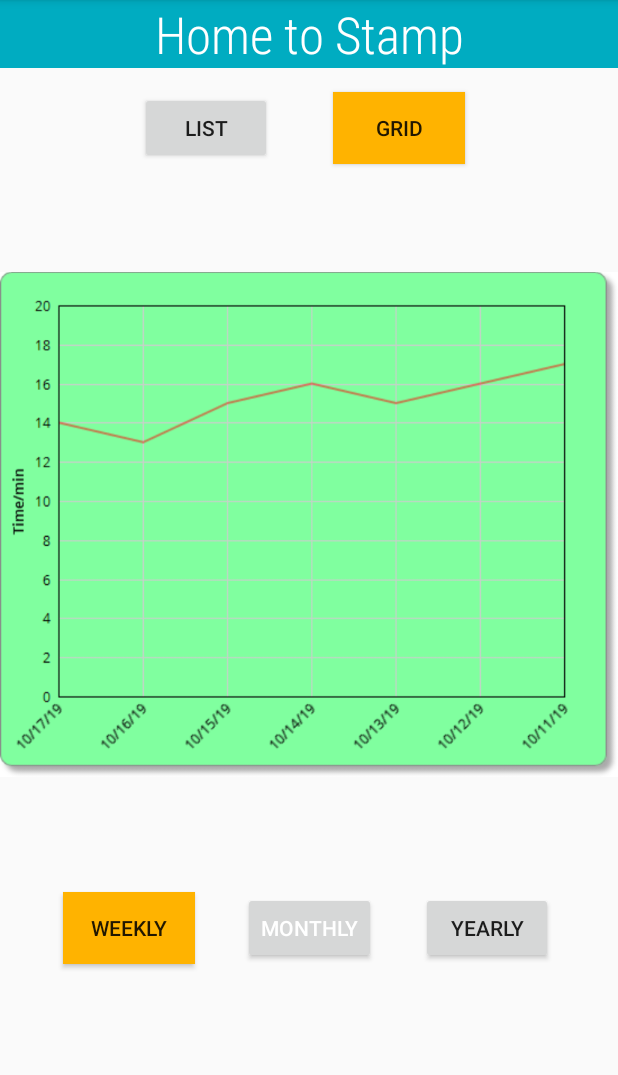
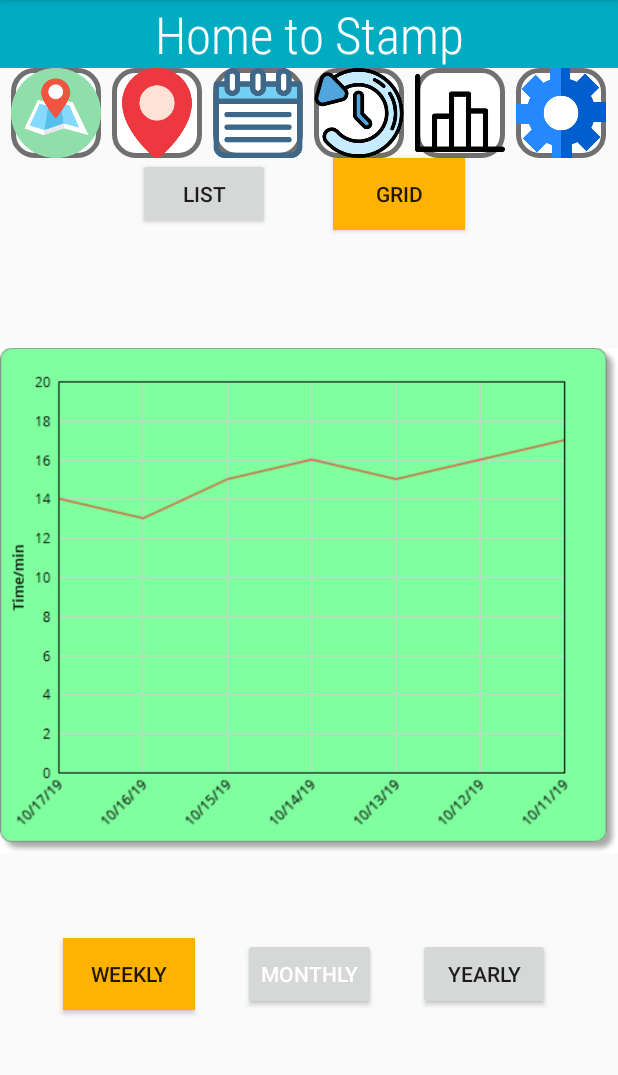
Before and after one commit to yourselvs/CMSC434-CommuteHelper, an Android app: the HistoryGridView screen opened directly, with no data from a screen before it, on a phone screen of 412 x 824 dp, the part 84-1159 px from its top. Run offline under Robolectric (Android 15) with nearby library versions, the phone set to English and light mode, and no system bars.

Commit message:
Update activity_history_grid_view.xml
added header

```diff
--- a/CommuteHelper/app/src/main/res/layout/activity_history_grid_view.xml
+++ b/CommuteHelper/app/src/main/res/layout/activity_history_grid_view.xml
@@ -5,6 +5,90 @@
     android:layout_width="match_parent"
     android:layout_height="match_parent"
     tools:context=".HistoryGridView">
+
+    <ImageButton
+        android:id="@+id/settings"
+        android:layout_width="60dp"
+        android:layout_height="60dp"
+        android:layout_marginStart="7dp"
+        android:layout_marginLeft="7dp"
+        android:background="@drawable/buttonshape"
+        android:scaleType="centerInside"
+        android:text=""
+        app:layout_constraintStart_toEndOf="@+id/statistics"
+        app:layout_constraintTop_toBottomOf="@+id/textView5"
+        app:srcCompat="@drawable/settings"
+        tools:ignore="VectorDrawableCompat" />
+
+    <ImageButton
+        android:id="@+id/statistics"
+        android:layout_width="60dp"
+        android:layout_height="60dp"
+        android:layout_marginStart="7dp"
+        android:layout_marginLeft="7dp"
+        android:background="@drawable/buttonshape"
+        android:scaleType="centerInside"
+        android:text=""
+        app:layout_constraintStart_toEndOf="@+id/history"
+        app:layout_constraintTop_toBottomOf="@+id/textView5"
+        app:srcCompat="@drawable/statistics"
+        tools:ignore="VectorDrawableCompat" />
+
+    <ImageButton
+        android:id="@+id/history"
+        android:layout_width="60dp"
+        android:layout_height="60dp"
+        android:layout_marginStart="7dp"
+        android:layout_marginLeft="7dp"
+        android:background="@drawable/buttonshape"
+        android:scaleType="centerInside"
+        android:text=""
+        app:layout_constraintStart_toEndOf="@+id/startATrip"
+        app:layout_constraintTop_toBottomOf="@+id/textView5"
+        app:srcCompat="@drawable/history"
+        tools:ignore="VectorDrawableCompat" />
+
+    <ImageButton
+        android:id="@+id/startATrip"
+        android:layout_width="60dp"
+        android:layout_height="60dp"
+        android:layout_marginStart="7dp"
+        android:layout_marginLeft="7dp"
+        android:background="@drawable/buttonshape"
+        android:scaleType="centerInside"
+        android:text=""
+        app:layout_constraintStart_toEndOf="@+id/nearby"
+        app:layout_constraintTop_toBottomOf="@+id/textView5"
+        app:srcCompat="@drawable/schedule"
+        tools:ignore="VectorDrawableCompat" />
+
+    <ImageButton
+        android:id="@+id/nearby"
+        android:layout_width="60dp"
+        android:layout_height="60dp"
+        android:layout_marginStart="7dp"
+        android:layout_marginLeft="7dp"
+        android:background="@drawable/buttonshape"
+        android:scaleType="centerInside"
+        android:text=""
+        app:layout_constraintStart_toEndOf="@+id/map2"
+        app:layout_constraintTop_toBottomOf="@+id/textView5"
+        app:srcCompat="@drawable/nearby"
+        tools:ignore="VectorDrawableCompat" />
+
+    <ImageButton
+        android:id="@+id/map2"
+        android:layout_width="60dp"
+        android:layout_height="60dp"
+        android:layout_marginStart="7dp"
+        android:layout_marginLeft="7dp"
+        android:background="@drawable/buttonshape"
+        android:scaleType="centerInside"
+        android:text=""
+        app:layout_constraintStart_toStartOf="parent"
+        app:layout_constraintTop_toBottomOf="@+id/textView5"
+        app:srcCompat="@drawable/map"
+        tools:ignore="VectorDrawableCompat" />
 
     <TextView
         android:id="@+id/textView5"
@@ -24,9 +108,9 @@
         android:id="@+id/button16"
         android:layout_width="wrap_content"
         android:layout_height="wrap_content"
-        android:layout_marginStart="93dp"
-        android:layout_marginLeft="93dp"
-        android:layout_marginTop="16dp"
+        android:layout_marginStart="92dp"
+        android:layout_marginLeft="92dp"
+        android:layout_marginTop="60dp"
         android:text="List"
         app:layout_constraintStart_toStartOf="parent"
         app:layout_constraintTop_toBottomOf="@+id/textView5" />
@@ -37,12 +121,13 @@
         android:layout_height="wrap_content"
         android:layout_marginStart="40dp"
         android:layout_marginLeft="40dp"
-        android:layout_marginTop="16dp"
+        android:layout_marginTop="60dp"
         android:layout_marginEnd="102dp"
         android:layout_marginRight="102dp"
         android:background="#FFB300"
         android:text="Grid"
         app:layout_constraintEnd_toEndOf="parent"
+        app:layout_constraintHorizontal_bias="1.0"
         app:layout_constraintStart_toEndOf="@+id/button16"
         app:layout_constraintTop_toBottomOf="@+id/textView5" />
 
@@ -55,8 +140,18 @@
         app:layout_constraintHorizontal_bias="0.0"
         app:layout_constraintStart_toStartOf="parent"
         app:layout_constraintTop_toTopOf="parent"
-        app:layout_constraintVertical_bias="0.391"
+        app:layout_constraintVertical_bias="0.551"
         app:srcCompat="@drawable/weekly" />
+
+    <Button
+        android:id="@+id/button19"
+        android:layout_width="wrap_content"
+        android:layout_height="wrap_content"
+        android:text="Monthly"
+        android:textColor="#FFFFFF"
+        app:layout_constraintEnd_toEndOf="parent"
+        app:layout_constraintStart_toStartOf="parent"
+        app:layout_constraintTop_toBottomOf="@+id/imageView2" />
 
     <Button
         android:id="@+id/button18"
@@ -64,7 +159,6 @@
         android:layout_height="wrap_content"
         android:layout_marginStart="40dp"
         android:layout_marginLeft="40dp"
-        android:layout_marginTop="20dp"
         android:layout_marginEnd="30dp"
         android:layout_marginRight="30dp"
         android:background="#FFB300"
@@ -74,23 +168,11 @@
         app:layout_constraintTop_toBottomOf="@+id/imageView2" />
 
     <Button
-        android:id="@+id/button19"
-        android:layout_width="wrap_content"
-        android:layout_height="wrap_content"
-        android:layout_marginTop="20dp"
-        android:text="Monthly"
-        android:textColor="#FFFFFF"
-        app:layout_constraintEnd_toEndOf="parent"
-        app:layout_constraintStart_toStartOf="parent"
-        app:layout_constraintTop_toBottomOf="@+id/imageView2" />
-
-    <Button
         android:id="@+id/button20"
         android:layout_width="wrap_content"
         android:layout_height="wrap_content"
-        android:layout_marginStart="30dp"
-        android:layout_marginLeft="30dp"
-        android:layout_marginTop="20dp"
+        android:layout_marginStart="28dp"
+        android:layout_marginLeft="28dp"
         android:text="Yearly"
         app:layout_constraintStart_toEndOf="@+id/button19"
         app:layout_constraintTop_toBottomOf="@+id/imageView2" />
```
